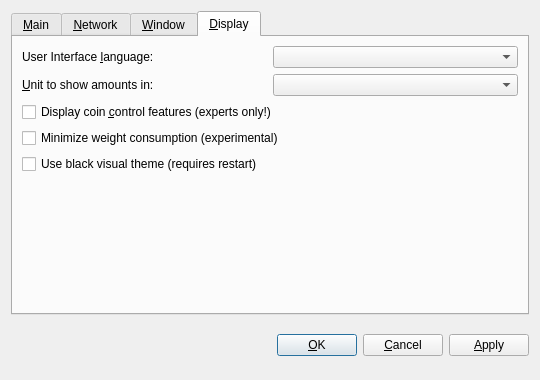
Old version of the form src/qt/forms/optionsdialog.ui in the repository GreenSharesInvest/Pipshares.
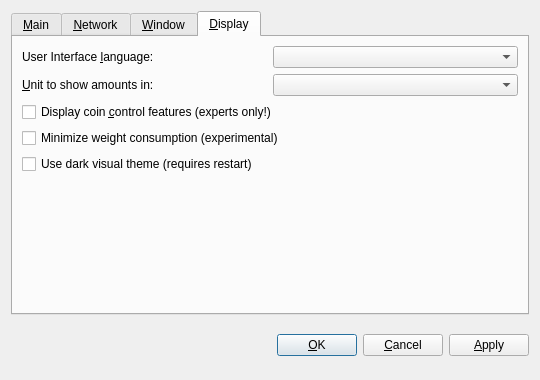
New version of the form. The open tabs and pages were chosen to show the change. Custom widgets are drawn as their Qt base class.

```diff
--- a/src/qt/forms/optionsdialog.ui
+++ b/src/qt/forms/optionsdialog.ui
@@ -392,7 +392,7 @@
        <item>
         <widget class="QCheckBox" name="useBlackTheme">
          <property name="text">
-          <string>Use black visual theme (requires restart)</string>
+          <string>Use dark visual theme (requires restart)</string>
          </property>
         </widget>
        </item>
```
